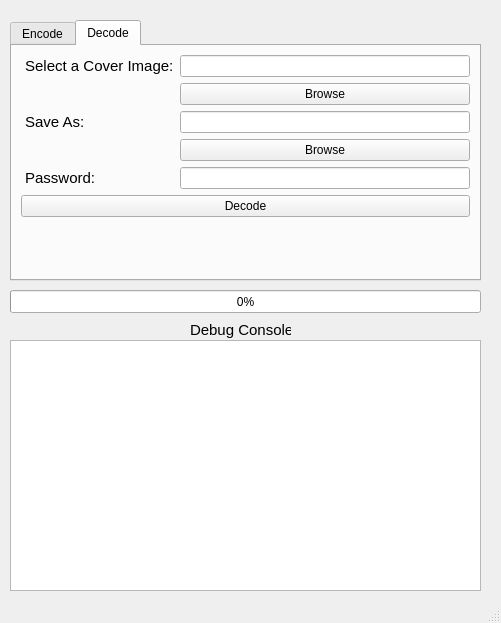
Qt form gui.ui (fivestars10/Steganography) before a commit.
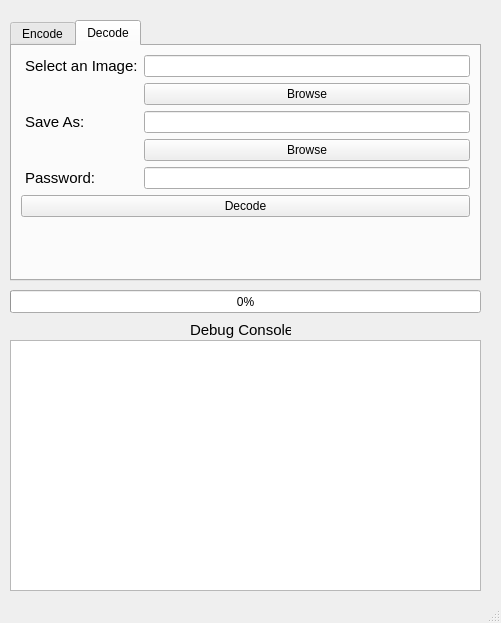
The same form after that commit. The open tabs and pages were chosen to show the change.

The edit to the form file:
```diff
--- a/gui.ui
+++ b/gui.ui
@@ -138,7 +138,7 @@
          </font>
         </property>
         <property name="text">
-         <string> Select a Cover Image:</string>
+         <string> Select an Image:</string>
         </property>
        </widget>
       </item>
```
Left out of the diff: 2 changed lines with no effect on the pictures.
